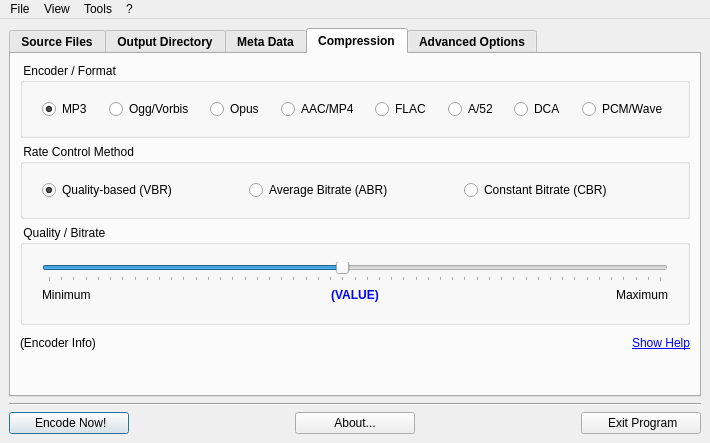
Qt form LameXP_QT/gui/MainWindow.ui (manojkumardshenoy/mulder) before a commit.
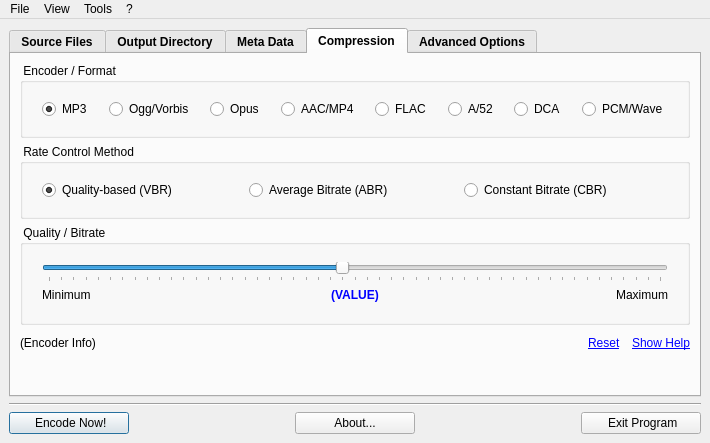
The same form after that commit. The open tabs and pages were chosen to show the change. Icons and pictures are not drawn.

Patch:
```diff
--- a/LameXP_QT/gui/MainWindow.ui
+++ b/LameXP_QT/gui/MainWindow.ui
@@ -1318,6 +1318,76 @@
                 </property>
                </spacer>
               </item>
+              <item>
+               <widget class="QLabel" name="labelResetEncoders">
+                <property name="palette">
+                 <palette>
+                  <active>
+                   <colorrole role="WindowText">
+                    <brush brushstyle="SolidPattern">
+                     <color alpha="255">
+                      <red>0</red>
+                      <green>0</green>
+                      <blue>255</blue>
+                     </color>
+                    </brush>
+                   </colorrole>
+                  </active>
+                  <inactive>
+                   <colorrole role="WindowText">
+                    <brush brushstyle="SolidPattern">
+                     <color alpha="255">
+                      <red>0</red>
+                      <green>0</green>
+                      <blue>255</blue>
+                     </color>
+                    </brush>
+                   </colorrole>
+                  </inactive>
+                  <disabled>
+                   <colorrole role="WindowText">
+                    <brush brushstyle="SolidPattern">
+                     <color alpha="255">
+                      <red>120</red>
+                      <green>120</green>
+                      <blue>120</blue>
+                     </color>
+                    </brush>
+                   </colorrole>
+                  </disabled>
+                 </palette>
+                </property>
+                <property name="font">
+                 <font>
+                  <weight>50</weight>
+                  <bold>false</bold>
+                  <underline>true</underline>
+                 </font>
+                </property>
+                <property name="cursor">
+                 <cursorShape>PointingHandCursor</cursorShape>
+                </property>
+                <property name="text">
+                 <string>Reset</string>
+                </property>
+               </widget>
+              </item>
+              <item>
+               <spacer name="horizontalSpacer_67">
+                <property name="orientation">
+                 <enum>Qt::Horizontal</enum>
+                </property>
+                <property name="sizeType">
+                 <enum>QSizePolicy::Fixed</enum>
+                </property>
+                <property name="sizeHint" stdset="0">
+                 <size>
+                  <width>5</width>
+                  <height>20</height>
+                 </size>
+                </property>
+               </spacer>
+              </item>
               <item>
                <widget class="QLabel" name="labelCompressionHelp">
                 <property name="palette">
```
